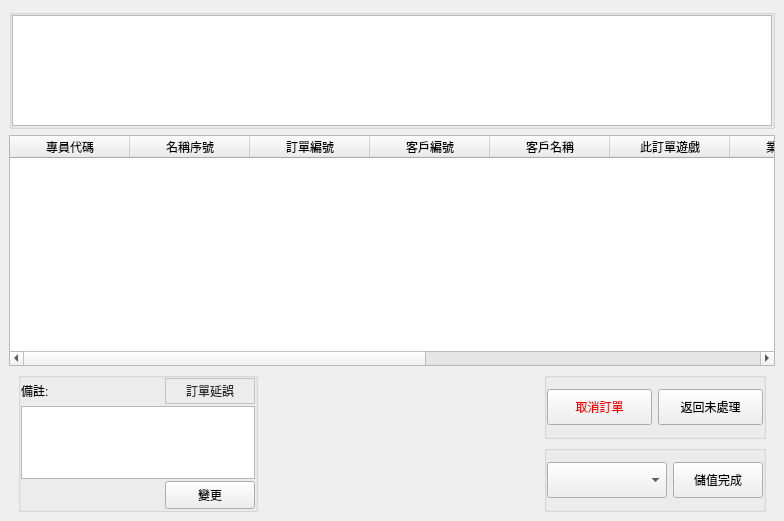
Qt form src/AdbClient/StageOrder/LayerGetOrder1.ui (roger0816/Adb) before a commit.
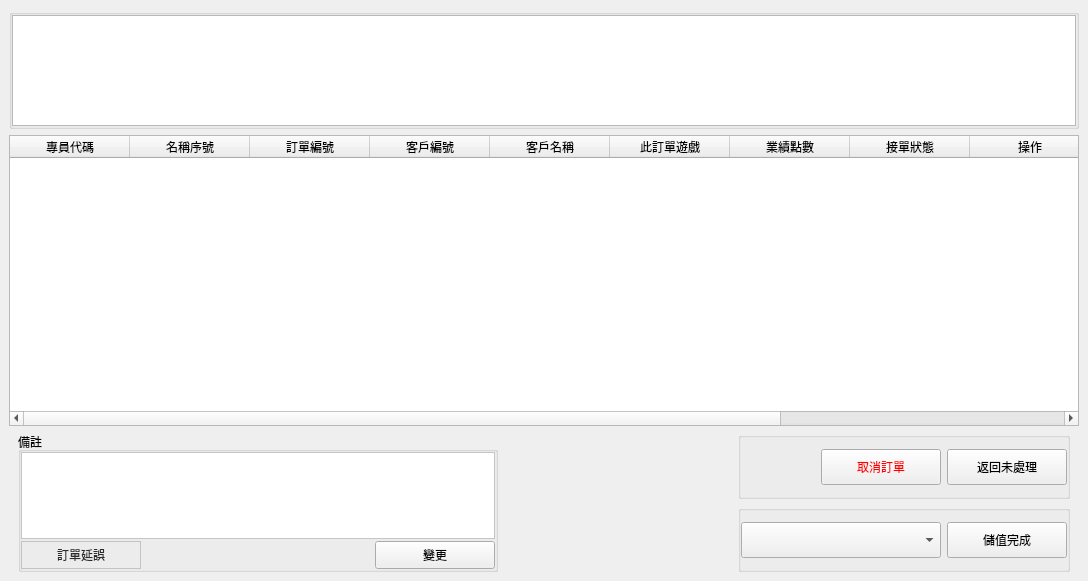
The same form after that commit. Custom widgets are drawn as their Qt base class.

What changed in the file:
```diff
--- a/src/AdbClient/StageOrder/LayerGetOrder1.ui
+++ b/src/AdbClient/StageOrder/LayerGetOrder1.ui
@@ -6,8 +6,8 @@
    <rect>
     <x>0</x>
     <y>0</y>
-    <width>784</width>
-    <height>521</height>
+    <width>1088</width>
+    <height>581</height>
    </rect>
   </property>
   <property name="windowTitle">
@@ -224,13 +224,88 @@
         </property>
         <widget class="QWidget" name="page0"/>
         <widget class="QWidget" name="page1">
-         <layout class="QGridLayout" name="gridLayout_4" columnstretch="1,0,0,0,0,0">
+         <layout class="QGridLayout" name="gridLayout_4" columnstretch="1,0,0,0,0">
           <property name="topMargin">
            <number>0</number>
           </property>
           <property name="bottomMargin">
            <number>0</number>
           </property>
+          <item row="0" column="2" rowspan="2">
+           <widget class="ItemPic" name="wPic0" native="true">
+            <property name="minimumSize">
+             <size>
+              <width>160</width>
+              <height>120</height>
+             </size>
+            </property>
+           </widget>
+          </item>
+          <item row="1" column="4">
+           <widget class="QGroupBox" name="groupBox_3">
+            <property name="minimumSize">
+             <size>
+              <width>0</width>
+              <height>40</height>
+             </size>
+            </property>
+            <layout class="QHBoxLayout" name="horizontalLayout">
+             <property name="leftMargin">
+              <number>0</number>
+             </property>
+             <property name="topMargin">
+              <number>0</number>
+             </property>
+             <property name="rightMargin">
+              <number>0</number>
+             </property>
+             <property name="bottomMargin">
+              <number>0</number>
+             </property>
+             <item>
+              <widget class="QComboBox" name="cbAddValueType">
+               <property name="minimumSize">
+                <size>
+                 <width>200</width>
+                 <height>36</height>
+                </size>
+               </property>
+               <property name="maximumSize">
+                <size>
+                 <width>180</width>
+                 <height>16777215</height>
+                </size>
+               </property>
+               <property name="focusPolicy">
+                <enum>Qt::NoFocus</enum>
+               </property>
+              </widget>
+             </item>
+             <item>
+              <widget class="QPushButton" name="btnFinish">
+               <property name="minimumSize">
+                <size>
+                 <width>120</width>
+                 <height>36</height>
+                </size>
+               </property>
+               <property name="maximumSize">
+                <size>
+                 <width>120</width>
+                 <height>36</height>
+                </size>
+               </property>
+               <property name="focusPolicy">
+                <enum>Qt::NoFocus</enum>
+               </property>
+               <property name="text">
+                <string>儲值完成</string>
+               </property>
+              </widget>
+             </item>
+            </layout>
+           </widget>
+          </item>
           <item row="0" column="1" rowspan="2">
            <spacer name="horizontalSpacer">
             <property name="orientation">
@@ -248,7 +323,7 @@
            <widget class="QGroupBox" name="groupBox">
             <property name="minimumSize">
              <size>
-              <width>240</width>
+              <width>480</width>
               <height>0</height>
              </size>
             </property>
@@ -258,6 +333,9 @@
               <height>200</height>
              </size>
             </property>
+            <property name="title">
+             <string>備註</string>
+            </property>
             <layout class="QGridLayout" name="gridLayout_5">
              <property name="leftMargin">
               <number>0</number>
@@ -274,24 +352,17 @@
              <property name="spacing">
               <number>2</number>
              </property>
-             <item row="0" column="0">
-              <widget class="QLabel" name="label">
-               <property name="text">
-                <string>備註:</string>
-               </property>
-              </widget>
-             </item>
-             <item row="4" column="2">
+             <item row="3" column="3">
               <widget class="QPushButton" name="btnChangeNote">
                <property name="minimumSize">
                 <size>
-                 <width>90</width>
+                 <width>120</width>
                  <height>28</height>
                 </size>
                </property>
                <property name="maximumSize">
                 <size>
-                 <width>90</width>
+                 <width>120</width>
                  <height>28</height>
                 </size>
                </property>
@@ -306,10 +377,11 @@
                </property>
               </widget>
              </item>
-             <item row="3" column="0" colspan="3">
+             <item row="2" column="0" colspan="4">
               <widget class="QTextEdit" name="txNote">
                <property name="styleSheet">
-                <string notr="true">font: 16px &quot;Microsoft JhengHei UI&quot;;</string>
+                <string notr="true">font: 16px &quot;Microsoft JhengHei UI&quot;;
+background-color: rgb(255, 255, 255);</string>
                </property>
                <property name="html">
                 <string>&lt;!DOCTYPE HTML PUBLIC &quot;-//W3C//DTD HTML 4.0//EN&quot; &quot;http://www.w3.org/TR/REC-html40/strict.dtd&quot;&gt;
@@ -323,18 +395,18 @@
                </property>
               </widget>
              </item>
-             <item row="0" column="2">
+             <item row="3" column="0">
               <widget class="QPushButton" name="btnDelayOrder">
                <property name="minimumSize">
                 <size>
-                 <width>0</width>
-                 <height>26</height>
+                 <width>120</width>
+                 <height>28</height>
                 </size>
                </property>
                <property name="maximumSize">
                 <size>
                  <width>16777215</width>
-                 <height>26</height>
+                 <height>28</height>
                 </size>
                </property>
                <property name="focusPolicy">
@@ -363,88 +435,23 @@
                </property>
               </widget>
              </item>
+             <item row="3" column="1">
+              <spacer name="horizontalSpacer_4">
+               <property name="orientation">
+                <enum>Qt::Horizontal</enum>
+               </property>
+               <property name="sizeHint" stdset="0">
+                <size>
+                 <width>40</width>
+                 <height>20</height>
+                </size>
+               </property>
+              </spacer>
+             </item>
             </layout>
            </widget>
           </item>
           <item row="0" column="4">
-           <spacer name="horizontalSpacer_2">
-            <property name="orientation">
-             <enum>Qt::Horizontal</enum>
-            </property>
-            <property name="sizeHint" stdset="0">
-             <size>
-              <width>40</width>
-              <height>20</height>
-             </size>
-            </property>
-           </spacer>
-          </item>
-          <item row="1" column="5">
-           <widget class="QGroupBox" name="groupBox_3">
-            <property name="minimumSize">
-             <size>
-              <width>0</width>
-              <height>40</height>
-             </size>
-            </property>
-            <layout class="QHBoxLayout" name="horizontalLayout">
-             <property name="leftMargin">
-              <number>0</number>
-             </property>
-             <property name="topMargin">
-              <number>0</number>
-             </property>
-             <property name="rightMargin">
-              <number>0</number>
-             </property>
-             <property name="bottomMargin">
-              <number>0</number>
-             </property>
-             <item>
-              <widget class="QComboBox" name="cbAddValueType">
-               <property name="minimumSize">
-                <size>
-                 <width>120</width>
-                 <height>36</height>
-                </size>
-               </property>
-               <property name="maximumSize">
-                <size>
-                 <width>180</width>
-                 <height>16777215</height>
-                </size>
-               </property>
-               <property name="focusPolicy">
-                <enum>Qt::NoFocus</enum>
-               </property>
-              </widget>
-             </item>
-             <item>
-              <widget class="QPushButton" name="btnFinish">
-               <property name="minimumSize">
-                <size>
-                 <width>90</width>
-                 <height>36</height>
-                </size>
-               </property>
-               <property name="maximumSize">
-                <size>
-                 <width>90</width>
-                 <height>36</height>
-                </size>
-               </property>
-               <property name="focusPolicy">
-                <enum>Qt::NoFocus</enum>
-               </property>
-               <property name="text">
-                <string>儲值完成</string>
-               </property>
-              </widget>
-             </item>
-            </layout>
-           </widget>
-          </item>
-          <item row="0" column="5">
            <widget class="QGroupBox" name="groupBox_4">
             <layout class="QHBoxLayout" name="horizontalLayout_2">
              <property name="leftMargin">
@@ -453,17 +460,30 @@
              <property name="rightMargin">
               <number>0</number>
              </property>
+             <item>
+              <spacer name="horizontalSpacer_5">
+               <property name="orientation">
+                <enum>Qt::Horizontal</enum>
+               </property>
+               <property name="sizeHint" stdset="0">
+                <size>
+                 <width>40</width>
+                 <height>20</height>
+                </size>
+               </property>
+              </spacer>
+             </item>
              <item>
               <widget class="QPushButton" name="btnCancel">
                <property name="minimumSize">
                 <size>
-                 <width>90</width>
+                 <width>120</width>
                  <height>36</height>
                 </size>
                </property>
                <property name="maximumSize">
                 <size>
-                 <width>16777215</width>
+                 <width>120</width>
                  <height>36</height>
                 </size>
                </property>
@@ -485,7 +505,7 @@
               <widget class="QPushButton" name="btnBackOrder">
                <property name="minimumSize">
                 <size>
-                 <width>100</width>
+                 <width>120</width>
                  <height>36</height>
                 </size>
                </property>
@@ -507,47 +527,17 @@
            </widget>
           </item>
           <item row="0" column="3" rowspan="2">
-           <widget class="ItemPic" name="wPic0" native="true">
-            <property name="minimumSize">
-             <size>
-              <width>160</width>
-              <height>120</height>
-             </size>
+           <spacer name="horizontalSpacer_2">
+            <property name="orientation">
+             <enum>Qt::Horizontal</enum>
             </property>
-           </widget>
-          </item>
-          <item row="0" column="2" rowspan="2">
-           <widget class="QWidget" name="widget_3" native="true">
-            <property name="minimumSize">
+            <property name="sizeHint" stdset="0">
              <size>
-              <width>80</width>
-              <height>0</height>
+              <width>40</width>
+              <height>20</height>
              </size>
             </property>
-            <layout class="QVBoxLayout" name="verticalLayout_2">
-             <item>
-              <widget class="QLabel" name="lbSubId">
-               <property name="text">
-                <string/>
-               </property>
-              </widget>
-             </item>
-             <item>
-              <widget class="QLabel" name="lbSubName">
-               <property name="text">
-                <string/>
-               </property>
-              </widget>
-             </item>
-             <item>
-              <widget class="QLabel" name="label_5">
-               <property name="text">
-                <string/>
-               </property>
-              </widget>
-             </item>
-            </layout>
-           </widget>
+           </spacer>
           </item>
          </layout>
         </widget>
```
Left out of the diff: 4 changed lines with no effect on the pictures.
